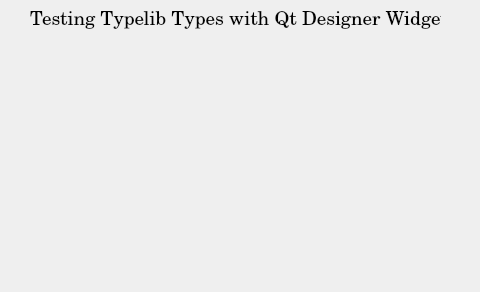
Before: the Qt Designer form scripts/testwidget.ui in pierrewillenbrockdfki/tutorials-designer_widget_tutorial, drawn with Qt 5.
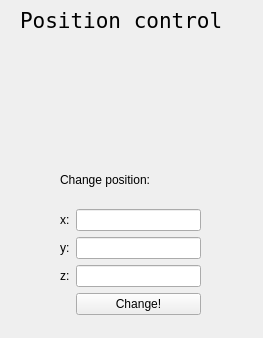
After: the same form once the commit is applied. Custom widgets are drawn as their Qt base class.

Commit message: new sample widget: position control

```diff
--- a/scripts/testwidget.ui
+++ b/scripts/testwidget.ui
@@ -6,42 +6,105 @@
    <rect>
     <x>0</x>
     <y>0</y>
-    <width>480</width>
-    <height>292</height>
+    <width>263</width>
+    <height>338</height>
    </rect>
   </property>
   <property name="windowTitle">
    <string>Form</string>
   </property>
-  <widget class="MyWidget" name="mywidget">
-   <property name="geometry">
-    <rect>
-     <x>80</x>
-     <y>100</y>
-     <width>300</width>
-     <height>120</height>
-    </rect>
-   </property>
-  </widget>
   <widget class="QLabel" name="label">
    <property name="geometry">
     <rect>
-     <x>30</x>
+     <x>20</x>
      <y>10</y>
-     <width>411</width>
+     <width>211</width>
      <height>21</height>
     </rect>
    </property>
    <property name="font">
     <font>
-     <family>Century Schoolbook L</family>
-     <pointsize>14</pointsize>
+     <family>DejaVu Sans Mono</family>
+     <pointsize>16</pointsize>
     </font>
    </property>
    <property name="text">
-    <string>Testing Typelib Types with Qt Designer Widget</string>
+    <string>Position control</string>
    </property>
   </widget>
+  <widget class="QWidget" name="verticalLayoutWidget">
+   <property name="geometry">
+    <rect>
+     <x>60</x>
+     <y>50</y>
+     <width>141</width>
+     <height>265</height>
+    </rect>
+   </property>
+   <layout class="QVBoxLayout" name="verticalLayout">
+    <item>
+     <widget class="MyWidget" name="mywidget">
+      <property name="minimumSize">
+       <size>
+        <width>100</width>
+        <height>100</height>
+       </size>
+      </property>
+     </widget>
+    </item>
+    <item>
+     <widget class="QLabel" name="label_5">
+      <property name="text">
+       <string>Change position:</string>
+      </property>
+     </widget>
+    </item>
+    <item>
+     <layout class="QFormLayout" name="formLayout">
+      <property name="fieldGrowthPolicy">
+       <enum>QFormLayout::AllNonFixedFieldsGrow</enum>
+      </property>
+      <item row="0" column="0">
+       <widget class="QLabel" name="label_2">
+        <property name="text">
+         <string>x:</string>
+        </property>
+       </widget>
+      </item>
+      <item row="0" column="1">
+       <widget class="QLineEdit" name="x_edit"/>
+      </item>
+      <item row="1" column="0">
+       <widget class="QLabel" name="label_3">
+        <property name="text">
+         <string>y:</string>
+        </property>
+       </widget>
+      </item>
+      <item row="1" column="1">
+       <widget class="QLineEdit" name="y_edit"/>
+      </item>
+      <item row="2" column="0">
+       <widget class="QLabel" name="label_4">
+        <property name="text">
+         <string>z:</string>
+        </property>
+       </widget>
+      </item>
+      <item row="2" column="1">
+       <widget class="QLineEdit" name="z_edit"/>
+      </item>
+      <item row="3" column="1">
+       <widget class="QPushButton" name="but_set_pos">
+        <property name="text">
+         <string>Change!</string>
+        </property>
+       </widget>
+      </item>
+     </layout>
+    </item>
+   </layout>
+  </widget>
  </widget>
  <customwidgets>
   <customwidget>
```
The commit also changes 3 other files.
